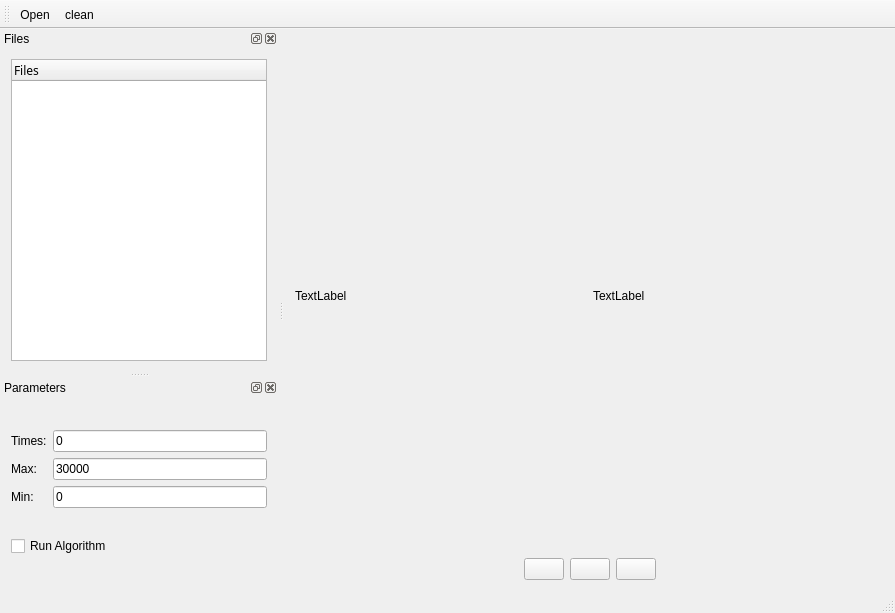
This is DepthImagePlayer/depthimageplayer.ui in HadenSun/DepthImagePlayer as Qt 5 draws it before an edit. The edited form follows.
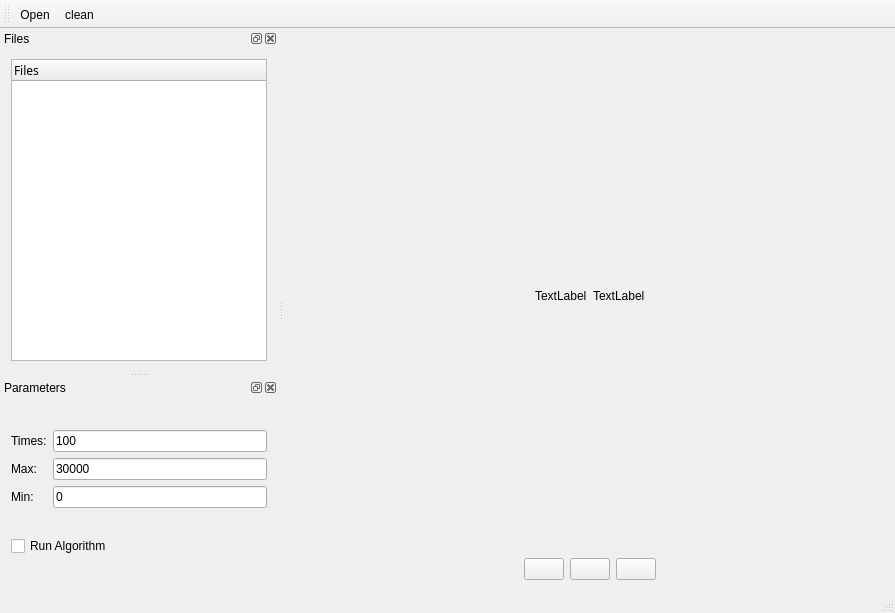
This is the edited form. Icons and pictures are not drawn.

What changed in the file:
```diff
--- a/DepthImagePlayer/depthimageplayer.ui
+++ b/DepthImagePlayer/depthimageplayer.ui
@@ -22,6 +22,19 @@
       </property>
       <item>
        <layout class="QHBoxLayout" name="horizontalLayout_3">
+        <item>
+         <spacer name="horizontalSpacer_3">
+          <property name="orientation">
+           <enum>Qt::Horizontal</enum>
+          </property>
+          <property name="sizeHint" stdset="0">
+           <size>
+            <width>40</width>
+            <height>20</height>
+           </size>
+          </property>
+         </spacer>
+        </item>
         <item>
          <widget class="QLabel" name="labelImageOri">
           <property name="text">
@@ -36,6 +49,19 @@
           </property>
          </widget>
         </item>
+        <item>
+         <spacer name="horizontalSpacer_4">
+          <property name="orientation">
+           <enum>Qt::Horizontal</enum>
+          </property>
+          <property name="sizeHint" stdset="0">
+           <size>
+            <width>40</width>
+            <height>20</height>
+           </size>
+          </property>
+         </spacer>
+        </item>
        </layout>
       </item>
       <item>
@@ -213,7 +239,7 @@
        <item row="1" column="1">
         <widget class="QLineEdit" name="lineEditTimes">
          <property name="text">
-          <string>0</string>
+          <string>100</string>
          </property>
         </widget>
        </item>
```
